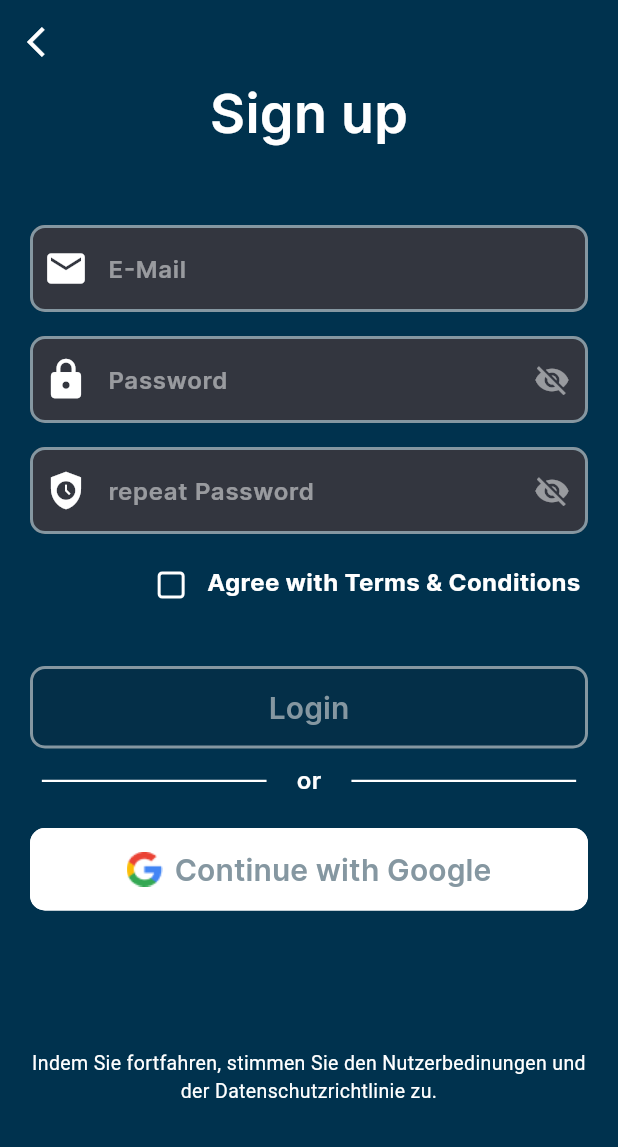
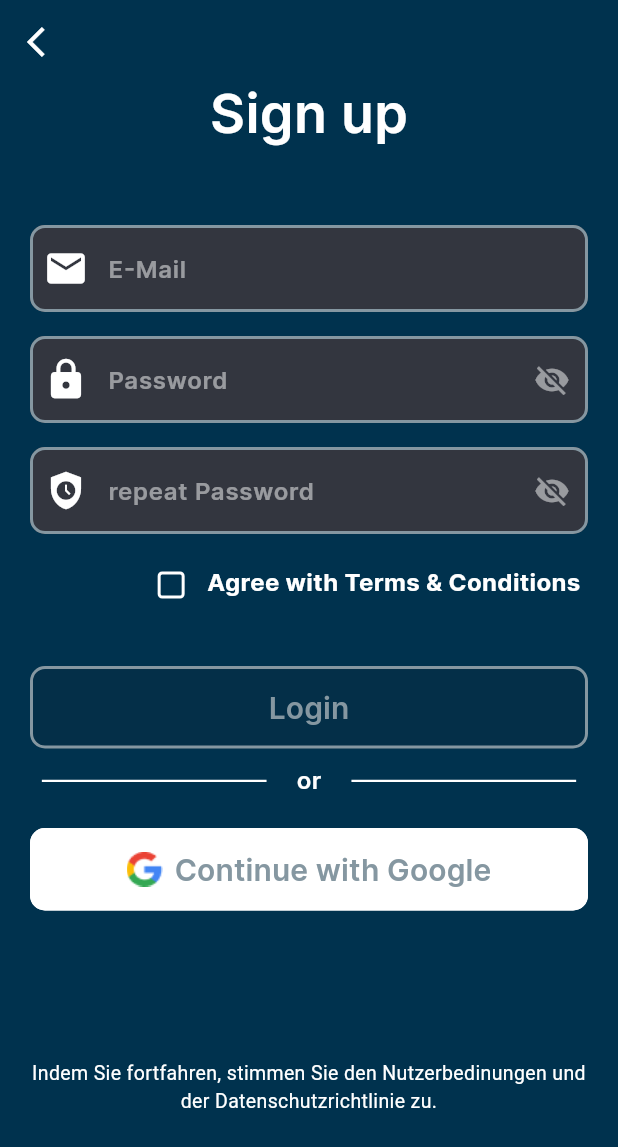
Before and after one commit to peaceable1887/memo_dex_client, a Flutter app: the screen it shows after launch, after a tap on "Sign up", on a phone screen of 412 x 824 dp. Shown: the top 1147 px of the screen. Run offline on Flutter 3.47's test engine with Material 3 defaults, Android fonts, the phone set to English and light mode, and no system bars; our stand-ins replace carousel_slider, flutter_colorpicker, flutter_secure_storage; network calls fail.

Commit message:
update: responsive design

```diff
--- a/lib/screens/sign_up_screen.dart
+++ b/lib/screens/sign_up_screen.dart
@@ -36,7 +36,7 @@ class SignUpScreen extends StatelessWidget {
                   ),
                   Container(
                     padding: EdgeInsets.fromLTRB(20, 0, 20, 0),
-                    height: 120,
+                    height: MediaQuery.of(context).size.height/6.5,
                     child: Align(
                       alignment: Alignment.bottomCenter,
                       child: Text(
--- a/lib/screens/welcome_screen.dart
+++ b/lib/screens/welcome_screen.dart
@@ -14,6 +14,8 @@ class WelcomeScreen extends StatelessWidget {
       resizeToAvoidBottomInset: false,
         body: Container(
           color: Color(0xFF00324E),
+          child: Padding(
+            padding: EdgeInsets.fromLTRB(0, MediaQuery.of(context).size.height/8, 0, 0),
             child: Column(
               children: [
                 Expanded(
@@ -27,7 +29,7 @@ class WelcomeScreen extends StatelessWidget {
                   ),
                 ),
                 Padding(
-                  padding: const EdgeInsets.fromLTRB(20,0,20,0),
+                  padding: EdgeInsets.fromLTRB(20,MediaQuery.of(context).size.height/8,20,0),
                   child: Container(
                     child: Column(
                       children: [
@@ -49,9 +51,9 @@ class WelcomeScreen extends StatelessWidget {
                     ),
                   ),
                 ),
-                Container(
+                Expanded(
+                  child: Container(
                     padding: EdgeInsets.fromLTRB(20, 30, 20, 30),
-                  height: 240,
                       child: Align(
                         alignment: Alignment.bottomCenter,
                         child: Text(
@@ -64,7 +66,9 @@ class WelcomeScreen extends StatelessWidget {
                         ),
                       ),
                     ),
+                ),
               ],
+            ),
           ),
         ),
     );
--- a/lib/widgets/create_stack_form.dart
+++ b/lib/widgets/create_stack_form.dart
@@ -40,6 +40,7 @@ class _CreateStackFormState extends State<CreateStackForm> {
 
   Widget buildColorPicker(){
     return Container(
+      height: 330,
       decoration: BoxDecoration(
         borderRadius: BorderRadius.circular(10),
         color: Colors.white,
--- a/lib/widgets/edit_stack_form.dart
+++ b/lib/widgets/edit_stack_form.dart
@@ -47,6 +47,7 @@ class _EditStackFormState extends State<EditStackForm> {
   }
   Widget buildColorPicker(){
     return Container(
+      height: 330,
       decoration: BoxDecoration(
         borderRadius: BorderRadius.circular(10),
         color: Colors.white,
```
Lines whose indentation alone changed are shown as unchanged.
